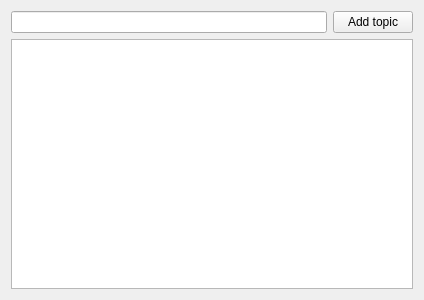
This is ui/monitor_widget.ui in sckomoroh/ros2_topic_monitor as Qt 5 draws it before an edit. The edited form follows.
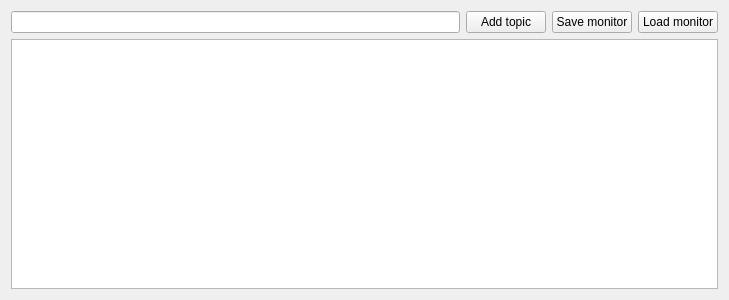
This is the edited form.

The edit to the form file:
```diff
--- a/ui/monitor_widget.ui
+++ b/ui/monitor_widget.ui
@@ -6,7 +6,7 @@
    <rect>
     <x>0</x>
     <y>0</y>
-    <width>424</width>
+    <width>729</width>
     <height>300</height>
    </rect>
   </property>
@@ -30,6 +30,20 @@
        </property>
       </widget>
      </item>
+     <item>
+      <widget class="QPushButton" name="button_save_monitor">
+       <property name="text">
+        <string>Save monitor</string>
+       </property>
+      </widget>
+     </item>
+     <item>
+      <widget class="QPushButton" name="button_load_monitor">
+       <property name="text">
+        <string>Load monitor</string>
+       </property>
+      </widget>
+     </item>
     </layout>
    </item>
    <item>
```
